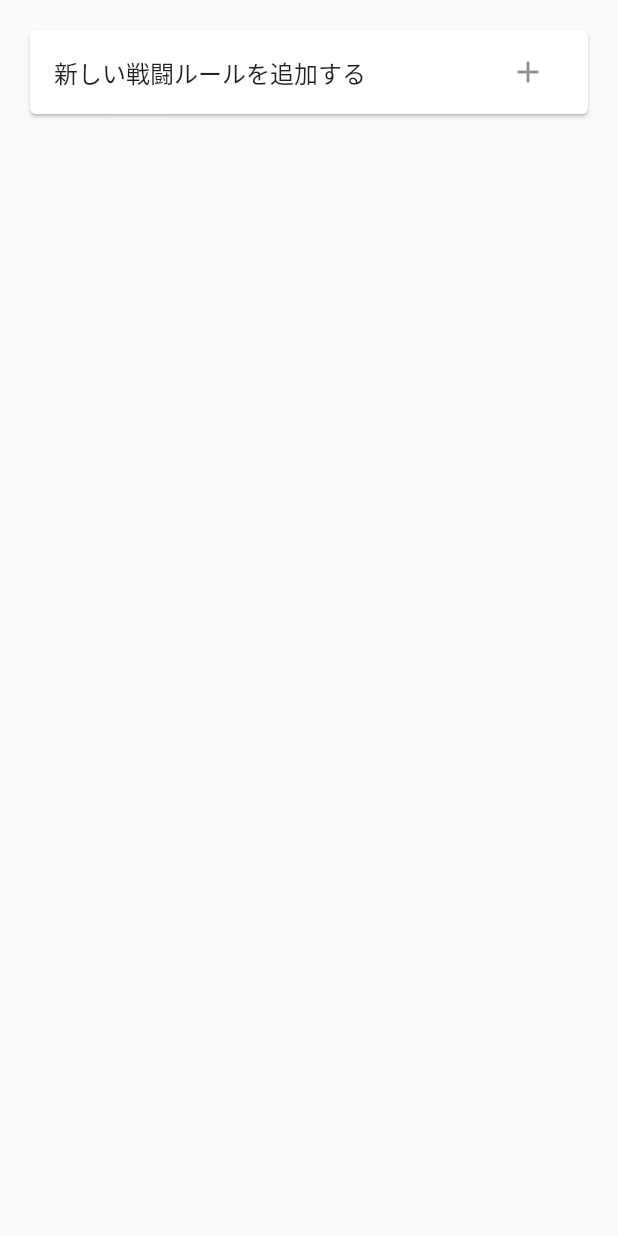
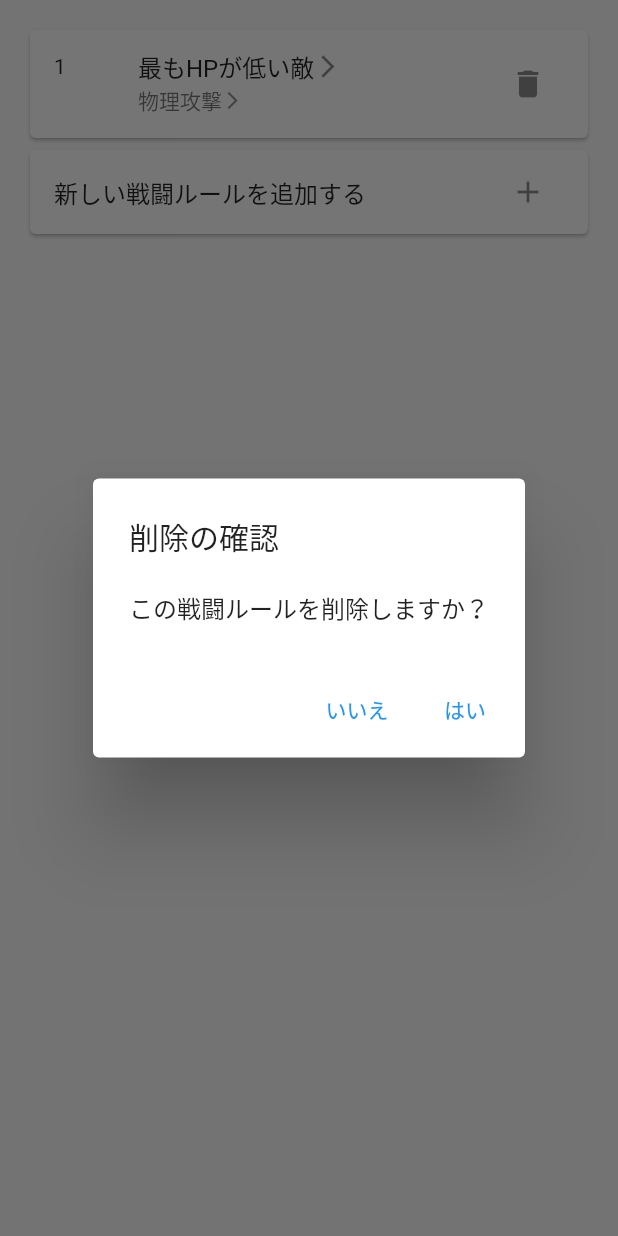
Before and after one commit to hgwr/vermelha_app, a Flutter app: the EditBattleRulesScreen screen opened by its route, after a tap on the "add" icon, after a tap on the "delete" icon, on a phone screen of 412 x 824 dp. Run offline on Flutter 3.47's test engine with Material 2 defaults, Android fonts, the phone set to English and light mode, and no system bars; our stand-ins replace sqflite; accounts and stored records are empty.

Commit message:
battle rules screen

```diff
--- a/lib/screens/edit_battle_rules_screen.dart
+++ b/lib/screens/edit_battle_rules_screen.dart
@@ -23,6 +23,7 @@ class EditBattleRulesScreen extends StatefulWidget {
 class _EditBattleRulesScreenState extends State<EditBattleRulesScreen> {
   final GlobalKey<FormState> _formKey = GlobalKey();
   Character character = getInitializedCharacterByJob(Job.fighter);
+  bool _isOrdering = false;
 
   void saveCharacter() async {
     if (_formKey.currentState!.validate()) {
@@ -33,6 +34,33 @@ class _EditBattleRulesScreenState extends State<EditBattleRulesScreen> {
                 .updateCharacter(character);
       }
     }
+  }
+
+  void _showConfirmDeleteRuleDialog(BattleRule rule) {
+    showDialog(
+      context: context,
+      builder: (ctx) => AlertDialog(
+        title: const Text("削除の確認"),
+        content: const Text("この戦闘ルールを削除しますか？"),
+        actions: [
+          TextButton(
+            child: const Text("いいえ"),
+            onPressed: () {
+              Navigator.of(ctx).pop();
+            },
+          ),
+          TextButton(
+            child: const Text("はい"),
+            onPressed: () {
+              Navigator.of(ctx).pop();
+              setState(() {
+                character.battleRules.remove(rule);
+              });
+            },
+          ),
+        ],
+      ),
+    );
   }
 
   BattleRule createNewBattleRule() {
@@ -59,6 +87,18 @@ class _EditBattleRulesScreenState extends State<EditBattleRulesScreen> {
       appBar: character.id != null
           ? AppBar(
               title: Text("戦闘ルール：${character.name}"),
+              actions: [
+                IconButton(
+                  icon: _isOrdering
+                      ? Icon(Icons.swap_vert_circle)
+                      : Icon(Icons.swap_vert),
+                  onPressed: () {
+                    setState(() {
+                      _isOrdering = !_isOrdering;
+                    });
+                  },
+                )
+              ],
             )
           : null,
       body: Column(
@@ -68,7 +108,9 @@ class _EditBattleRulesScreenState extends State<EditBattleRulesScreen> {
               padding: const EdgeInsets.all(16.0),
               child: Form(
                 key: _formKey,
-                child: createListView(),
+                child: _isOrdering
+                    ? createReorderableListView()
+                    : createListView(),
               ),
             ),
           ),
@@ -82,26 +124,48 @@ class _EditBattleRulesScreenState extends State<EditBattleRulesScreen> {
       children: [
         ...character.battleRules.map((battleRule) {
           return Card(
+            key: ValueKey(battleRule.priority),
             child: ListTile(
               leading: Text(battleRule.priority.toString()),
-              title: Text(battleRule.condition.name),
-              subtitle: Text(battleRule.action.name),
+              title: GestureDetector(
+                onTap: () {},
+                child: Row(
+                  children: [
+                    Text(battleRule.condition.name),
+                    const Icon(
+                      Icons.arrow_forward_ios,
+                      size: 18,
+                    )
+                  ],
+                ),
+              ),
+              subtitle: GestureDetector(
+                onTap: () {},
+                child: Row(
+                  children: [
+                    Text(battleRule.action.name),
+                    const Icon(
+                      Icons.arrow_forward_ios,
+                      size: 14,
+                    )
+                  ],
+                ),
+              ),
               trailing: IconButton(
-                icon: Icon(Icons.delete),
+                icon: const Icon(Icons.delete),
                 onPressed: () {
-                  setState(() {
-                    character.battleRules.remove(battleRule);
-                  });
+                  _showConfirmDeleteRuleDialog(battleRule);
                 },
               ),
             ),
           );
         }).toList(),
         Card(
+          key: const ValueKey("f4ed9d86-2c2b-4b52-b620-5c8f390b0f41"),
           child: ListTile(
-            title: Text("新しい戦闘ルールを追加する"),
+            title: const Text("新しい戦闘ルールを追加する"),
             trailing: IconButton(
-              icon: Icon(Icons.add),
+              icon: const Icon(Icons.add),
               onPressed: () {
                 setState(() {
                   character.battleRules.add(createNewBattleRule());
@@ -113,4 +177,45 @@ class _EditBattleRulesScreenState extends State<EditBattleRulesScreen> {
       ],
     );
   }
+
+  ReorderableListView createReorderableListView() {
+    return ReorderableListView(
+      onReorder: (int start, int current) {
+        if (start < current) {
+          int end = current - 1;
+          BattleRule startItem = character.battleRules[start];
+          int i = 0;
+          int local = start;
+          do {
+            character.battleRules[local] = character.battleRules[++local];
+            i++;
+          } while (i < end - start);
+          character.battleRules[end] = startItem;
+        } else if (start > current) {
+          BattleRule startItem = character.battleRules[start];
+          for (int i = start; i > current; i--) {
+            character.battleRules[i] = character.battleRules[i - 1];
+          }
+          character.battleRules[current] = startItem;
+        }
+        for (int i = 1; i <= character.battleRules.length; i++) {
+          character.battleRules[i - 1] = character.battleRules[i - 1]
+              .copyWith(priority: character.battleRules.length - i + 1);
+        }
+        setState(() {});
+      },
+      children: [
+        ...character.battleRules.map((battleRule) {
+          return Card(
+            key: ValueKey(battleRule.priority),
+            child: ListTile(
+                leading: Text(battleRule.priority.toString()),
+                title: Text(battleRule.condition.name),
+                subtitle: Text(battleRule.action.name),
+                trailing: const Icon(Icons.drag_handle)),
+          );
+        }).toList(),
+      ],
+    );
+  }
 }
```
